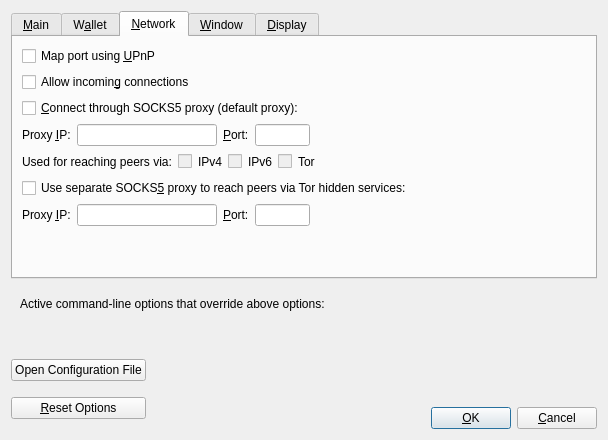
First picture: the form in src/qt/forms/optionsdialog.ui, repository nutucoin/NutucoinV2, before the edit.
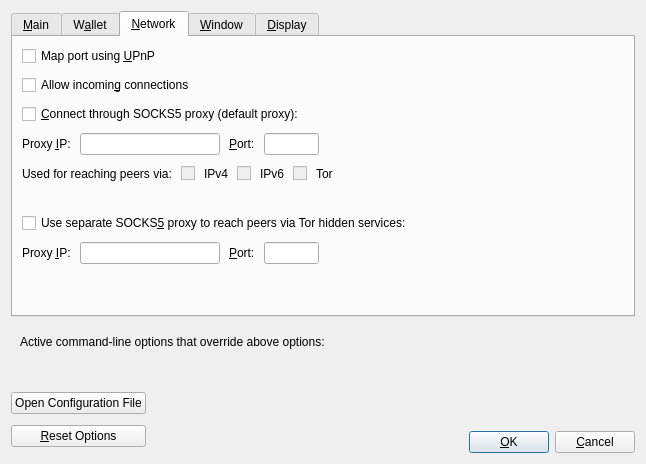
Second picture: the form after the edit. The open tabs and pages were chosen to show the change. Custom widgets are drawn as their Qt base class.

Commit message: Minor GUI improvement for option dialog

Diff of the .ui file:
```diff
--- a/src/qt/forms/optionsdialog.ui
+++ b/src/qt/forms/optionsdialog.ui
@@ -6,8 +6,8 @@
    <rect>
     <x>0</x>
     <y>0</y>
-    <width>587</width>
-    <height>440</height>
+    <width>646</width>
+    <height>464</height>
    </rect>
   </property>
   <property name="windowTitle">
@@ -363,6 +363,9 @@
        <string>&amp;Network</string>
       </attribute>
       <layout class="QVBoxLayout" name="verticalLayout_Network">
+       <property name="spacing">
+        <number>9</number>
+       </property>
        <item>
         <widget class="QCheckBox" name="mapPortUpnp">
          <property name="toolTip">
@@ -570,6 +573,22 @@
          </item>
         </layout>
        </item>
+       <item>
+        <spacer name="verticalSpacer_4">
+         <property name="orientation">
+          <enum>Qt::Vertical</enum>
+         </property>
+         <property name="sizeType">
+          <enum>QSizePolicy::Fixed</enum>
+         </property>
+         <property name="sizeHint" stdset="0">
+          <size>
+           <width>20</width>
+           <height>20</height>
+          </size>
+         </property>
+        </spacer>
+       </item>
        <item>
         <widget class="QCheckBox" name="connectSocksTor">
          <property name="toolTip">
```
Left out of the diff: 17 changed lines with no effect on the pictures.
